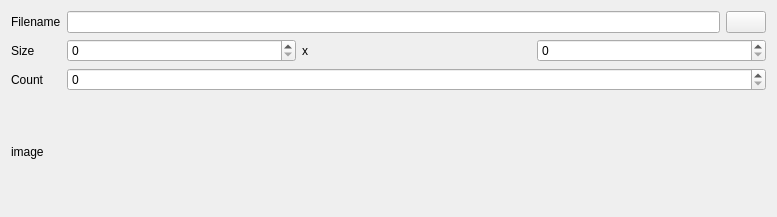
Above: src/TileDataUi/TileSetDataUi.ui from CytopiaTeam/Cytopia before the change. Below: the same form after it.
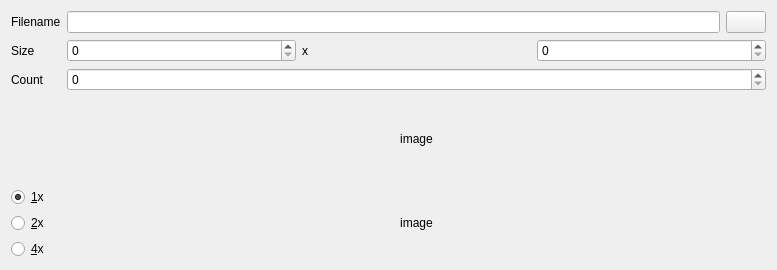
That is the form after the change. Icons and pictures are not drawn.

Commit message: Use min, max constants; show image size, scale buttons, ...

The edit to the form file:
```diff
--- a/src/TileDataUi/TileSetDataUi.ui
+++ b/src/TileDataUi/TileSetDataUi.ui
@@ -8,7 +8,7 @@
     <x>0</x>
     <y>0</y>
     <width>777</width>
-    <height>217</height>
+    <height>270</height>
    </rect>
   </property>
   <property name="windowTitle">
@@ -73,8 +73,8 @@
    <item row="2" column="1">
     <widget class="QSpinBox" name="count"/>
    </item>
-   <item row="3" column="0" colspan="2">
-    <widget class="QLabel" name="image">
+   <item row="3" column="1">
+    <widget class="QLabel" name="origImage">
      <property name="sizePolicy">
       <sizepolicy hsizetype="Preferred" vsizetype="Expanding">
        <horstretch>0</horstretch>
@@ -84,6 +84,62 @@
      <property name="text">
       <string>image</string>
      </property>
+     <property name="alignment">
+      <set>Qt::AlignCenter</set>
+     </property>
+    </widget>
+   </item>
+   <item row="4" column="0">
+    <layout class="QVBoxLayout" name="verticalLayout">
+     <item>
+      <widget class="QRadioButton" name="size1">
+       <property name="text">
+        <string>&amp;1x</string>
+       </property>
+       <property name="checked">
+        <bool>true</bool>
+       </property>
+       <attribute name="buttonGroup">
+        <string notr="true">buttonGroup</string>
+       </attribute>
+      </widget>
+     </item>
+     <item>
+      <widget class="QRadioButton" name="size2">
+       <property name="text">
+        <string>&amp;2x</string>
+       </property>
+       <attribute name="buttonGroup">
+        <string notr="true">buttonGroup</string>
+       </attribute>
+      </widget>
+     </item>
+     <item>
+      <widget class="QRadioButton" name="size4">
+       <property name="text">
+        <string>&amp;4x</string>
+       </property>
+       <attribute name="buttonGroup">
+        <string notr="true">buttonGroup</string>
+       </attribute>
+      </widget>
+     </item>
+    </layout>
+   </item>
+   <item row="4" column="1">
+    <widget class="QLabel" name="image">
+     <property name="sizePolicy">
+      <sizepolicy hsizetype="Expanding" vsizetype="Expanding">
+       <horstretch>0</horstretch>
+       <verstretch>0</verstretch>
+      </sizepolicy>
+     </property>
+     <property name="text">
+      <string>image</string>
+     </property>
+     <property name="alignment">
+      <set>Qt::AlignCenter</set>
+     </property>
     </widget>
    </item>
   </layout>
```
Left out of the diff: 6 changed lines with no effect on the pictures. The commit also changes 2 other files.
